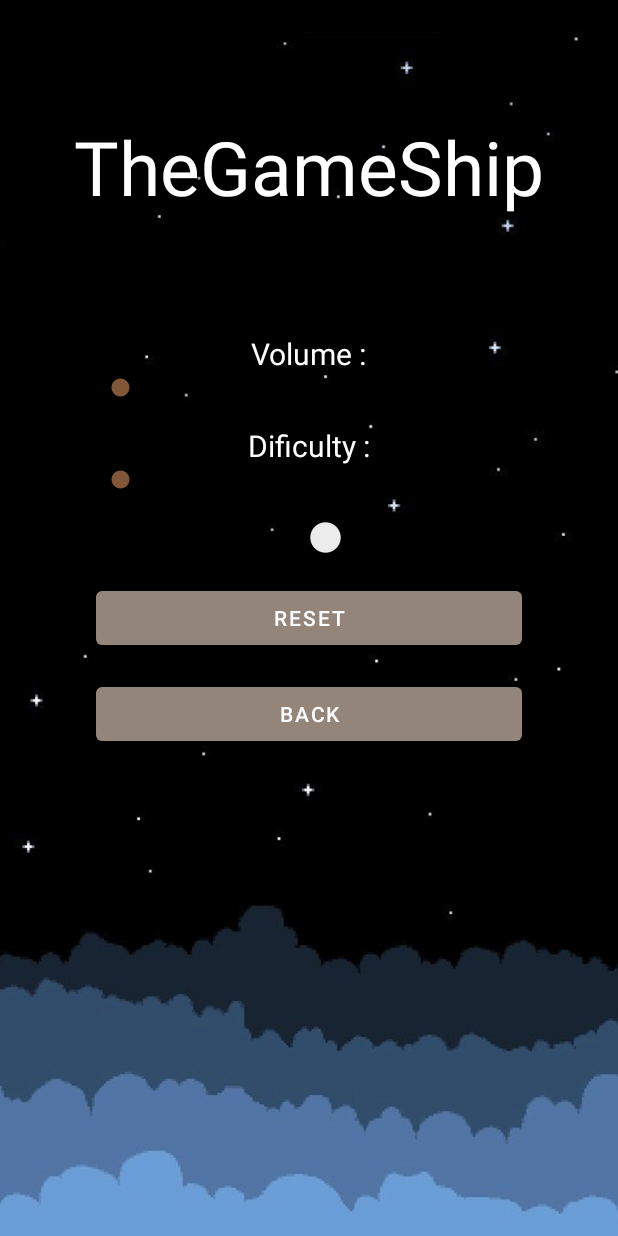
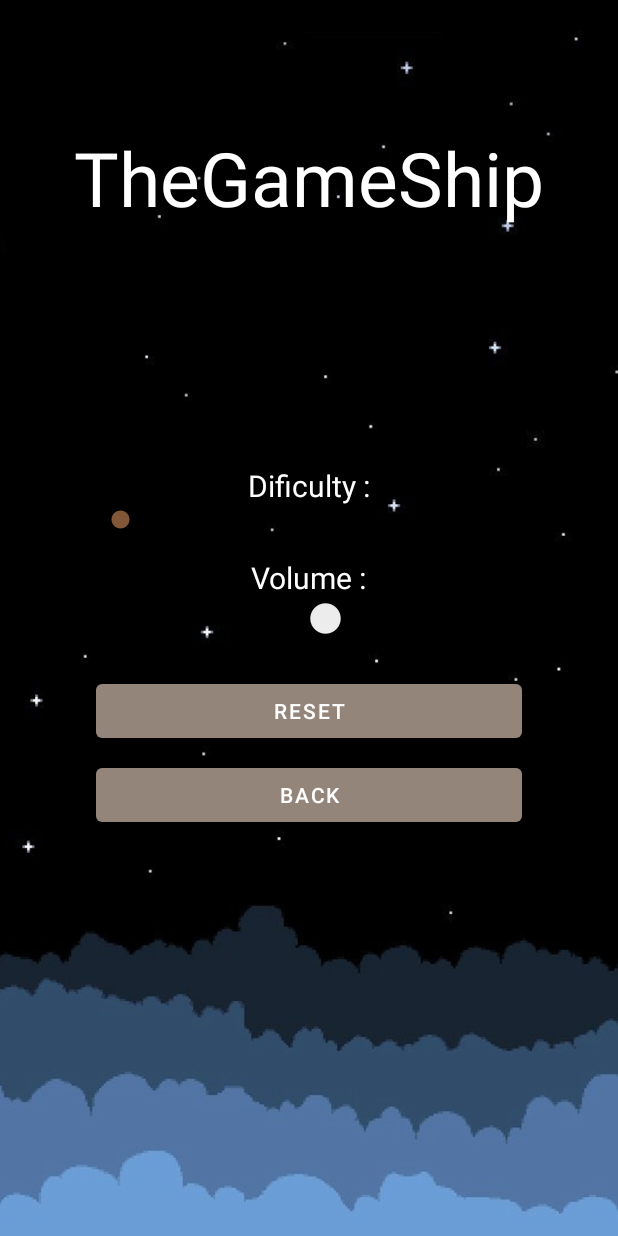
Before and after one commit to Jami-INF/TheGameShipAndroid, an Android app: the SettingsActivity screen opened directly, with no data from a screen before it, on a phone screen of 412 x 824 dp. Run offline under Robolectric (Android 15) with nearby library versions, the phone set to English and light mode, and no system bars.

Commit message:
Modification de la vue "settings" pour qu'elle s'adapte à la rotation (design uniquement)

```diff
--- a/code/app/src/main/res/layout/settings.xml
+++ b/code/app/src/main/res/layout/settings.xml
@@ -7,13 +7,13 @@
     tools:context=".view.MainActivity">
 
     <ImageView
-        android:scaleType="centerCrop"
         android:id="@+id/imageBackGround"
         android:layout_width="match_parent"
         android:layout_height="match_parent"
+        android:scaleType="centerCrop"
+        android:visibility="visible"
         app:srcCompat="@drawable/background_phone_format"
-        tools:layout_editor_absoluteX="0dp"
-        tools:layout_editor_absoluteY="0dp" />
+        tools:layout_editor_absoluteX="0dp" />
 
     <TextView
         android:id="@+id/GameName"
@@ -22,30 +22,12 @@
         android:text="@string/app_name"
         android:textColor="@color/white"
         android:textSize="@dimen/main_logo"
-        app:layout_constraintBottom_toTopOf="@+id/textseekBarVolume"
+        app:layout_constraintBottom_toTopOf="@+id/textseekBarDificulty"
         app:layout_constraintLeft_toLeftOf="parent"
         app:layout_constraintRight_toRightOf="parent"
-        app:layout_constraintTop_toTopOf="parent" />
-    <TextView
-        android:id="@+id/textseekBarVolume"
-        android:layout_width="wrap_content"
-        android:layout_height="wrap_content"
-        android:text="Volume :"
-        android:textColor="@color/white"
-        android:textSize="20dp"
-        app:layout_constraintBottom_toTopOf="@+id/seekBarVolume"
-        app:layout_constraintLeft_toLeftOf="parent"
-        app:layout_constraintRight_toRightOf="parent"/>
-    <SeekBar
-        android:id="@+id/seekBarVolume"
-        android:layout_width="match_parent"
-        android:layout_height="wrap_content"
-        android:layout_marginStart="@dimen/margin_button_left_and_right"
-        android:layout_marginEnd="@dimen/margin_button_left_and_right"
-        android:layout_marginBottom="@dimen/margin_top_and_bottom"
-        app:layout_constraintBottom_toTopOf="@+id/textseekBarDificulty"
-        app:layout_constraintEnd_toEndOf="parent"
-        app:layout_constraintStart_toStartOf="parent"/>
+        app:layout_constraintTop_toTopOf="@+id/imageBackGround"
+        app:layout_constraintVertical_bias="0.35000002" />
+
     <TextView
         android:id="@+id/textseekBarDificulty"
         android:layout_width="wrap_content"
@@ -54,53 +36,73 @@
         android:textColor="@color/white"
         android:textSize="20dp"
         app:layout_constraintBottom_toTopOf="@+id/seekBarDificulty"
+        app:layout_constraintEnd_toEndOf="parent"
         app:layout_constraintLeft_toLeftOf="parent"
-        app:layout_constraintRight_toRightOf="parent"/>
+        app:layout_constraintRight_toRightOf="parent"
+        app:layout_constraintStart_toStartOf="parent" />
+
     <SeekBar
         android:id="@+id/seekBarDificulty"
         android:layout_width="match_parent"
         android:layout_height="wrap_content"
         android:layout_marginStart="@dimen/margin_button_left_and_right"
         android:layout_marginEnd="@dimen/margin_button_left_and_right"
-        android:layout_marginBottom="@dimen/margin_top_and_bottom"
+        android:layout_marginBottom="16dp"
+        app:layout_constraintBottom_toTopOf="@+id/textseekBarVolume"
+        app:layout_constraintEnd_toEndOf="parent"
+        app:layout_constraintHorizontal_bias="0.0"
+        app:layout_constraintStart_toStartOf="parent" />
+
+
+    <TextView
+        android:id="@+id/textseekBarVolume"
+        android:layout_width="wrap_content"
+        android:layout_height="wrap_content"
+        android:text="Volume :"
+        android:textColor="@color/white"
+        android:textSize="20dp"
         app:layout_constraintBottom_toTopOf="@+id/switchControl"
         app:layout_constraintEnd_toEndOf="parent"
-        app:layout_constraintStart_toStartOf="parent"/>
+        app:layout_constraintLeft_toLeftOf="parent"
+        app:layout_constraintRight_toRightOf="parent"
+        app:layout_constraintStart_toStartOf="parent" />
+
     <Switch
         android:id="@+id/switchControl"
         android:layout_width="wrap_content"
         android:layout_height="wrap_content"
         android:text="Switch"
-        android:layout_marginStart="@dimen/margin_button_left_and_right"
-        android:layout_marginEnd="@dimen/margin_button_left_and_right"
-        android:layout_marginBottom="@dimen/margin_top_and_bottom"
-        app:layout_constraintBottom_toTopOf="@+id/resetButton"
+        app:layout_constraintBottom_toBottomOf="parent"
         app:layout_constraintEnd_toEndOf="parent"
-        app:layout_constraintStart_toStartOf="parent" />
+        app:layout_constraintStart_toStartOf="parent"
+        app:layout_constraintTop_toTopOf="@+id/imageBackGround"
+        tools:ignore="TouchTargetSizeCheck" />
 
     <Button
         android:id="@+id/resetButton"
         android:layout_width="match_parent"
         android:layout_height="wrap_content"
         android:layout_marginStart="@dimen/margin_button_left_and_right"
+        android:layout_marginTop="24dp"
         android:layout_marginEnd="@dimen/margin_button_left_and_right"
         android:text="@string/reset"
-        app:layout_constraintBottom_toBottomOf="parent"
         app:layout_constraintEnd_toEndOf="parent"
+        app:layout_constraintHorizontal_bias="0.0"
         app:layout_constraintStart_toStartOf="parent"
-        app:layout_constraintTop_toTopOf="parent" />
+        app:layout_constraintTop_toBottomOf="@+id/switchControl" />
 
     <Button
         android:id="@+id/backButton"
         android:layout_width="match_parent"
         android:layout_height="wrap_content"
         android:layout_marginStart="@dimen/margin_button_left_and_right"
-        android:layout_marginTop="@dimen/margin_top_and_bottom"
+        android:layout_marginTop="8dp"
         android:layout_marginEnd="@dimen/margin_button_left_and_right"
         android:text="@string/back"
+        app:layout_constraintBottom_toBottomOf="@+id/imageBackGround"
         app:layout_constraintEnd_toEndOf="parent"
         app:layout_constraintStart_toStartOf="parent"
-        app:layout_constraintTop_toBottomOf="@+id/resetButton" />
-
+        app:layout_constraintTop_toBottomOf="@+id/resetButton"
+        app:layout_constraintVertical_bias="0.0" />
 
 </androidx.constraintlayout.widget.ConstraintLayout>
```
